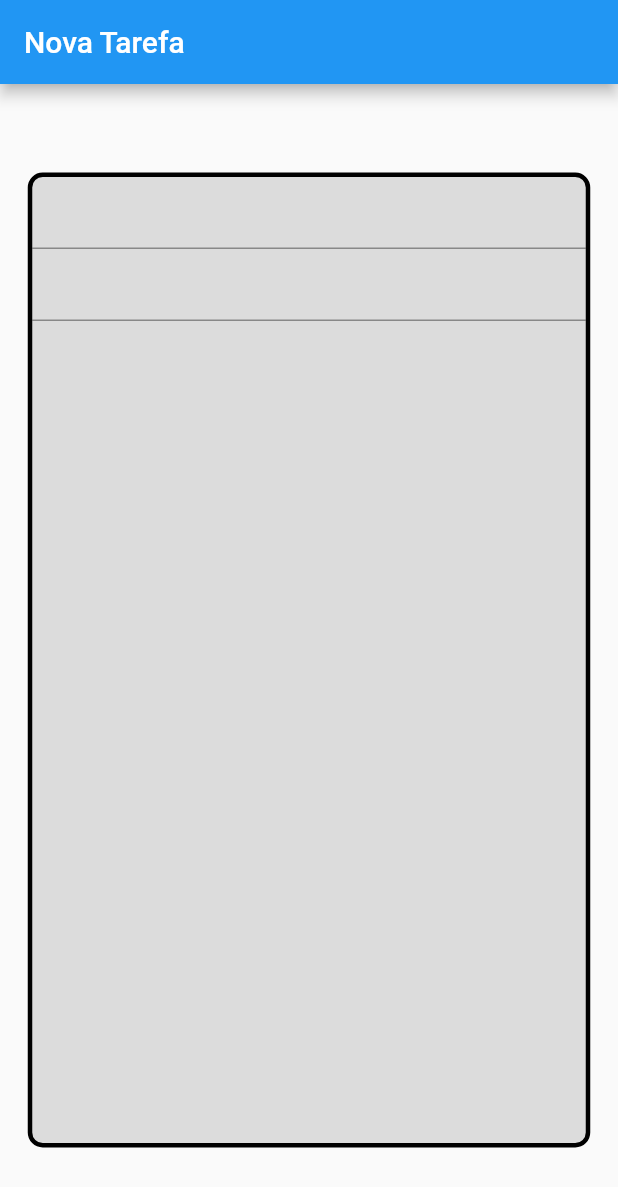
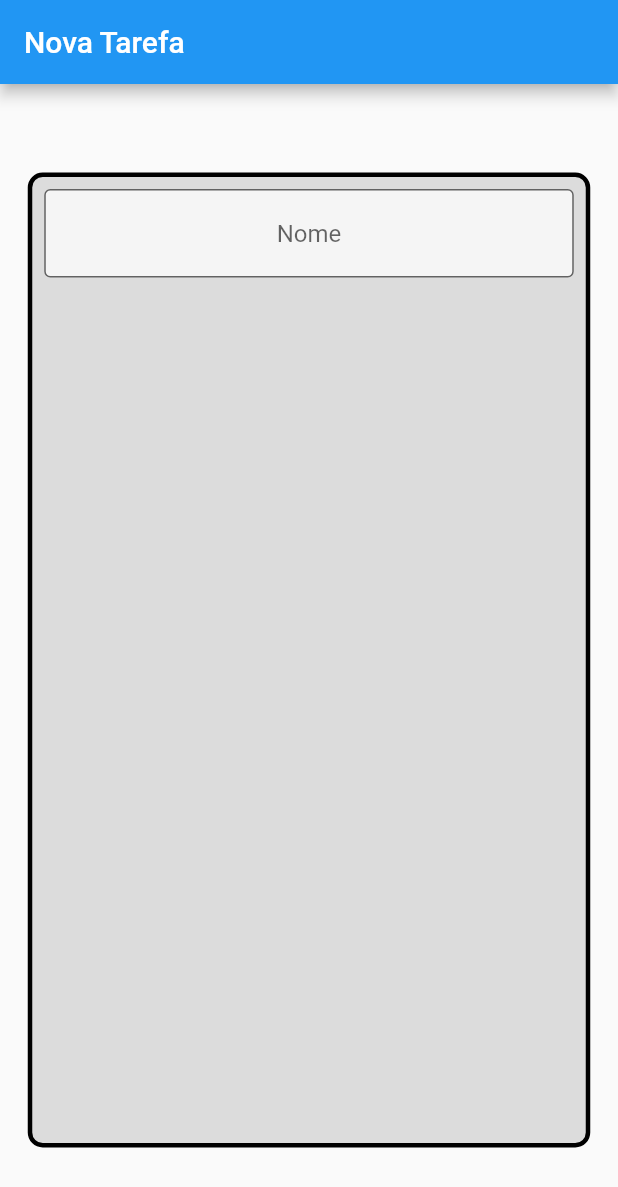
Before and after one commit to GabrielTrigueiro/task_manager, a Flutter app: the screen it shows after launch, on a phone screen of 412 x 824 dp. Shown: the top 1187 px of the screen. Run offline on Flutter 3.47's test engine with Material 2 defaults, Android fonts, the phone set to English and light mode, and no system bars.

Commit message:
criando primeiro input simples

```diff
--- a/lib/screens/form_screen.dart
+++ b/lib/screens/form_screen.dart
@@ -22,9 +22,19 @@ class _FormScreenState extends State<FormScreen> {
               border: Border.all(width: 3),
               color: Colors.black12,
               borderRadius: BorderRadius.circular(10)),
-          child: Column(children:
-              //o TextFormfield tem validação, textField apenas não tem
-              [TextField(), TextFormField()]),
+          child: Column(children: [
+            Padding(
+              padding: const EdgeInsets.all(8.0),
+              child: TextFormField(
+                textAlign: TextAlign.center,
+                decoration: InputDecoration(
+                    border: OutlineInputBorder(),
+                    hintText: 'Nome',
+                    fillColor: Colors.white70,
+                    filled: true),
+              ),
+            )
+          ]),
         ),
       ),
     );
```
